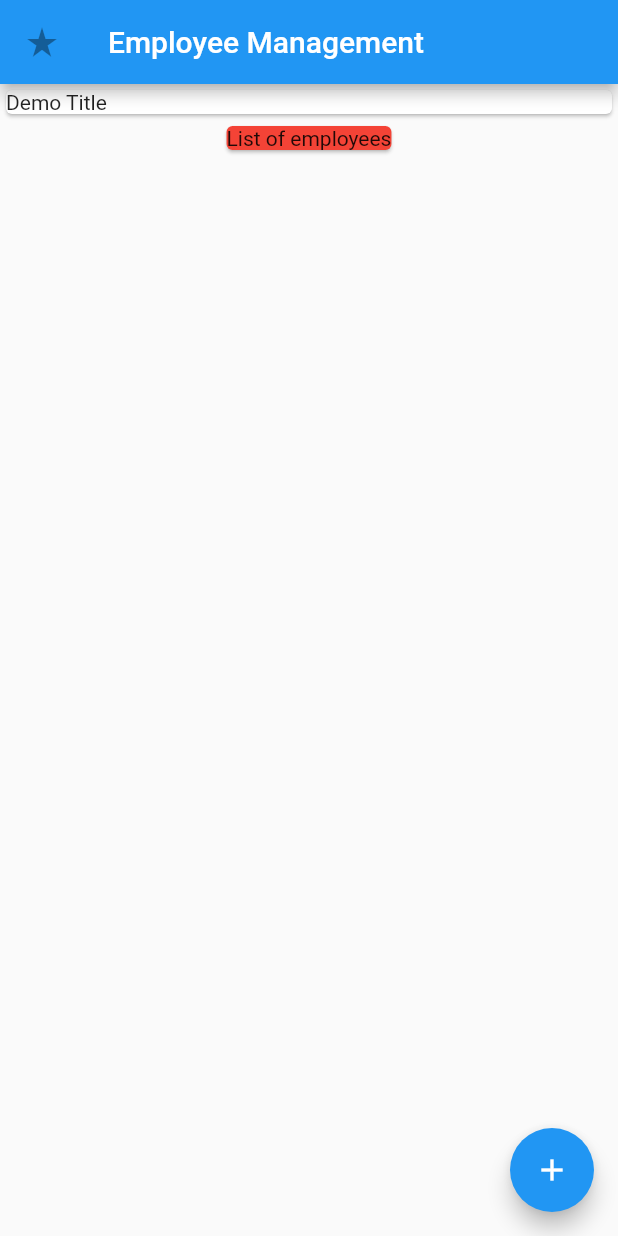
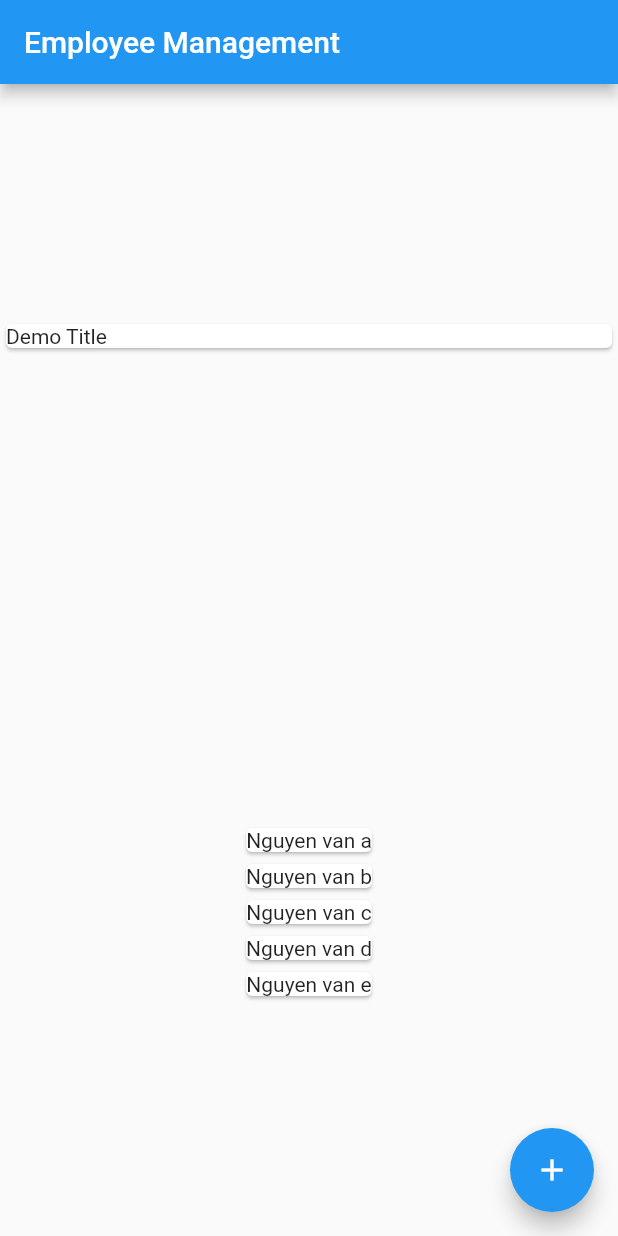
Before and after one commit to daohuyhoang9119/NT118.N22.HTCL-Lab-02, a Flutter app: the screen it shows after launch, on a phone screen of 412 x 824 dp. Run offline on Flutter 3.47's test engine with Material 2 defaults, Android fonts, the phone set to English and light mode, and no system bars.

Commit message:
Update employee class

```diff
--- /dev/null
+++ b/lib/employee.dart
@@ -0,0 +1,13 @@
+import 'package:flutter/material.dart';
+
+class Employee {
+  final String id;
+  final String title;
+  final double salary;
+  final DateTime date;
+  Employee(
+      {required this.id,
+      required this.title,
+      required this.salary,
+      required this.date});
+}
--- a/lib/main.dart
+++ b/lib/main.dart
@@ -1,16 +1,31 @@
 import 'package:flutter/material.dart';
+import 'package:lab_02/employee.dart';
 
 void main() {
   runApp(
-    const MaterialApp(
+    MaterialApp(
       title: 'Flutter Tutorial',
-      home: TutorialHome(),
+      home: Home(),
     ),
   );
+  // runApp(const TutorialHome());
 }
 
-class TutorialHome extends StatelessWidget {
-  const TutorialHome({super.key});
+class Home extends StatelessWidget {
+  Home({Key? key}) : super(key: key);
+
+  final List<Employee> employees = [
+    Employee(
+        id: 'e1', title: 'Nguyen van a', salary: 100, date: DateTime.now()),
+    Employee(
+        id: 'e2', title: 'Nguyen van b', salary: 200, date: DateTime.now()),
+    Employee(
+        id: 'e3', title: 'Nguyen van c', salary: 300, date: DateTime.now()),
+    Employee(
+        id: 'e4', title: 'Nguyen van d', salary: 400, date: DateTime.now()),
+    Employee(
+        id: 'e5', title: 'Nguyen van e', salary: 500, date: DateTime.now()),
+  ];
 
   @override
   Widget build(BuildContext context) {
@@ -18,26 +33,30 @@ class TutorialHome extends StatelessWidget {
     // the major Material Components.
     return Scaffold(
       appBar: AppBar(
-        leading: const IconButton(
-          icon: Icon(Icons.star_rate),
-          tooltip: 'Navigation menu',
-          onPressed: null,
-        ),
+        // leading: const IconButton(
+        //   icon: Icon(Icons.star_rate),
+        //   tooltip: 'Navigation menu',
+        //   onPressed: null,
+        // ),
         title: const Text('Employee Management'),
       ),
       // body is the majority of the screen.
       body: Column(
+        mainAxisAlignment: MainAxisAlignment.spaceAround,
+        // crossAxisAlignment: CrossAxisAlignment.stretch,
         children: <Widget>[
-          Card(
-            child: Container(
-              width: double.infinity,
-              child: Text('Demo Title'),
+          Container(
+            child: Card(
+              child: Container(
+                width: double.infinity,
+                child: Text('Demo Title'),
+              ),
             ),
           ),
-          Card(
-            color: Colors.red,
-            child: Text('List of employees'),
-          )
+          Column(
+              children: employees.map((e) {
+            return Card(child: Text(e.title));
+          }).toList())
         ],
       ),
       floatingActionButton: const FloatingActionButton(
```
